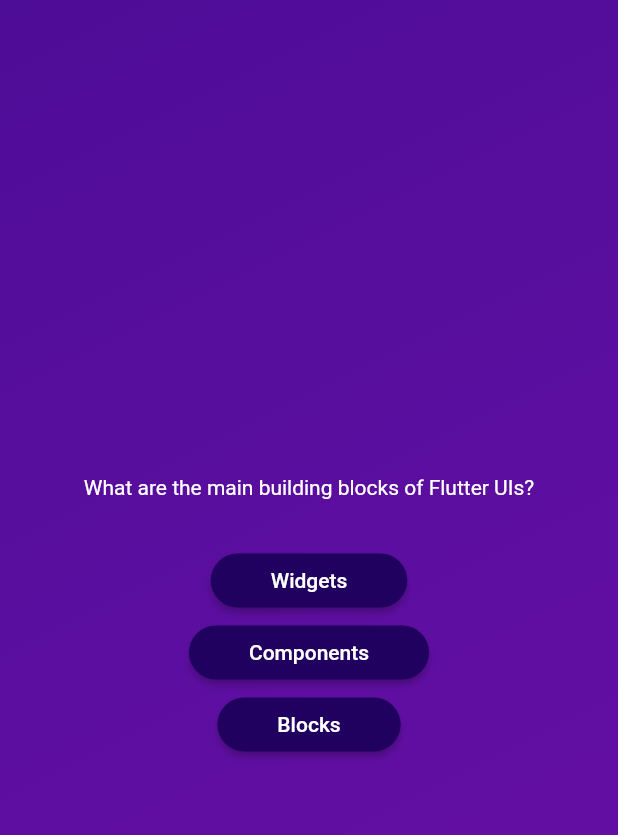
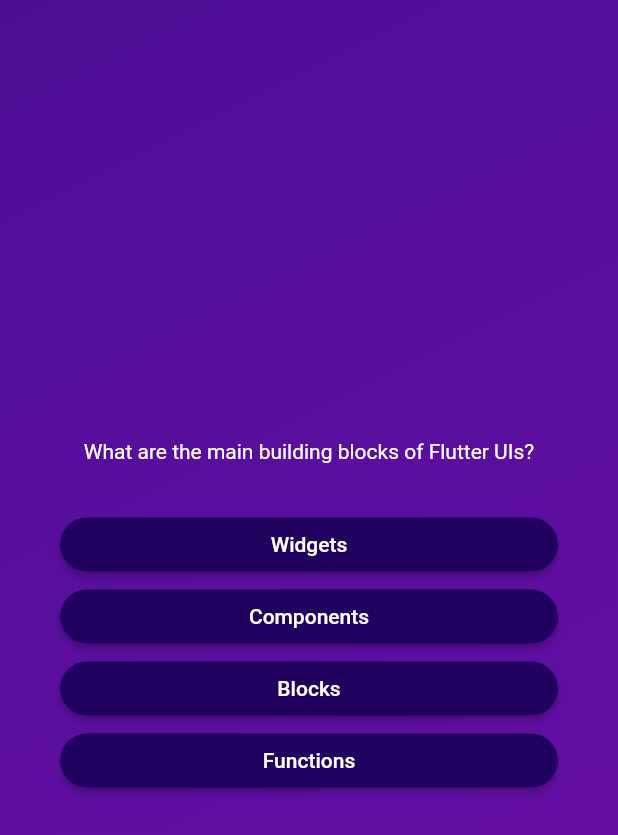
Before and after one commit to SagarM21/QuizApp, a Flutter app: the screen it shows after launch, on a phone screen of 412 x 824 dp. Shown: the top 835 px of the screen. Run offline on Flutter 3.47's test engine with Material 2 defaults, Android fonts, the phone set to English and light mode, and no system bars.

Commit message:
design changes

```diff
--- a/lib/questions_screen.dart
+++ b/lib/questions_screen.dart
@@ -17,18 +17,23 @@ class _QuestionsScreenState extends State<QuestionsScreen> {
     final currentQuestion = questions[0];
     return SizedBox(
       width: double.infinity,
+      child: Container(
+        margin: const EdgeInsets.all(40),
         child: Column(
           mainAxisAlignment: MainAxisAlignment.center,
+          crossAxisAlignment: CrossAxisAlignment.stretch,
           children: [
             Text(
               currentQuestion.text,
-            style: TextStyle(color: Colors.white),
+              style: const TextStyle(color: Colors.white),
+              textAlign: TextAlign.center,
             ),
             const SizedBox(height: 30),
-          AnswerButton(answerText: currentQuestion.answers[0], onTap: () {}),
-          AnswerButton(answerText: currentQuestion.answers[1], onTap: () {}),
-          AnswerButton(answerText: currentQuestion.answers[2], onTap: () {}),
+            ...currentQuestion.answers.map((item) {
+              return AnswerButton(answerText: item, onTap: () {});
+            })
           ],
+        ),
       ),
     );
   }
```
Lines whose indentation alone changed are shown as unchanged.
